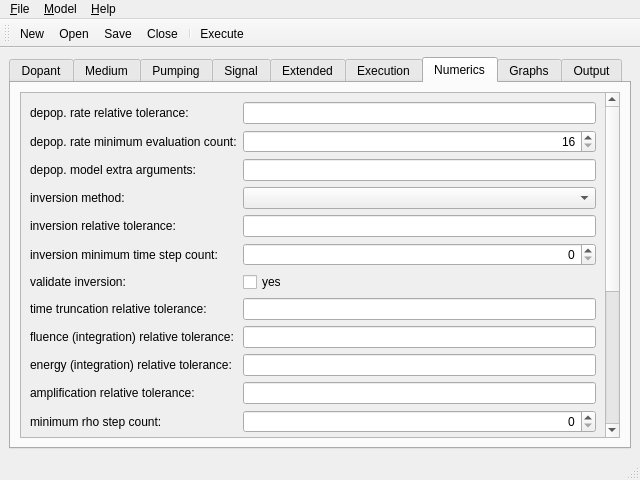
The window that npamp/mainwin.ui (vsemionov/npamp) describes before a commit, drawn with Qt 5.
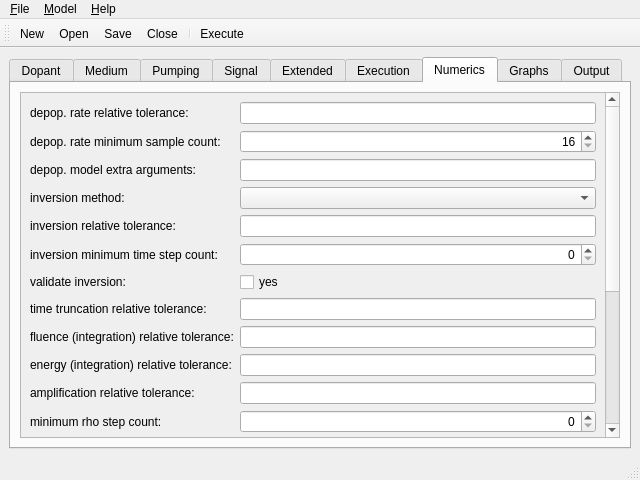
The same window after the commit. The open tabs and pages were chosen to show the change. Icons and pictures are not drawn.

```diff
--- a/npamp/mainwin.ui
+++ b/npamp/mainwin.ui
@@ -866,7 +866,7 @@
             <item row="1" column="0">
              <widget class="QLabel" name="label_depop_rate_min_count">
               <property name="text">
-               <string>depop. rate minimum evaluation count:</string>
+               <string>depop. rate minimum sample count:</string>
               </property>
              </widget>
             </item>
```
Left out of the diff: 4 changed lines with no effect on the pictures.
